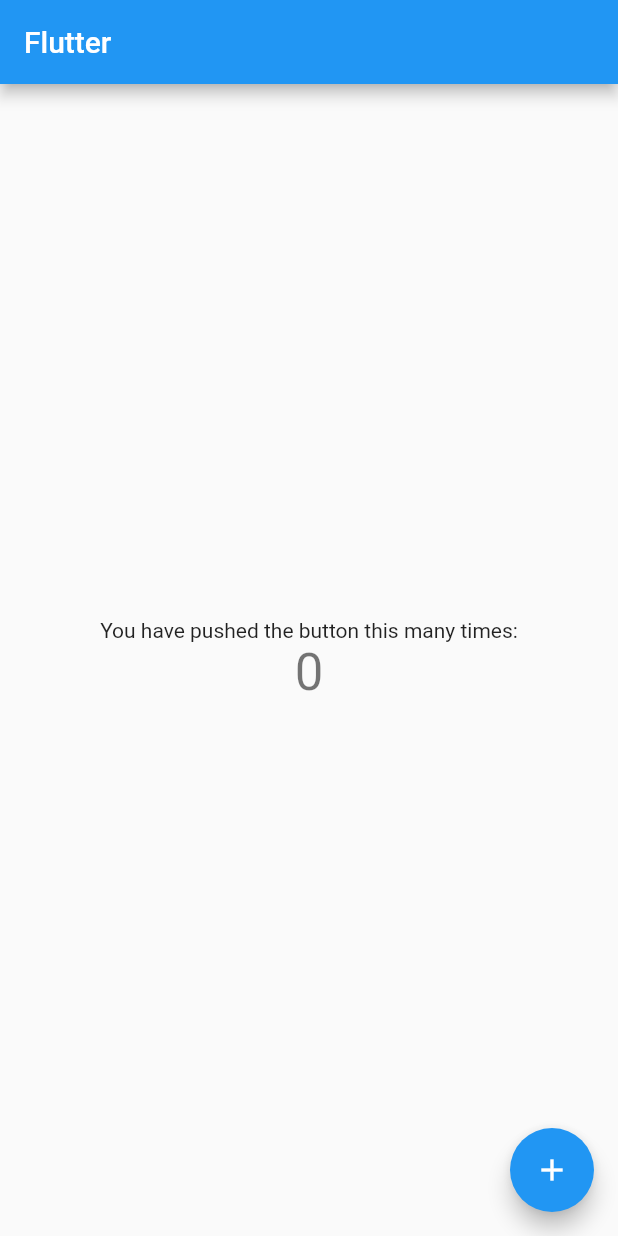
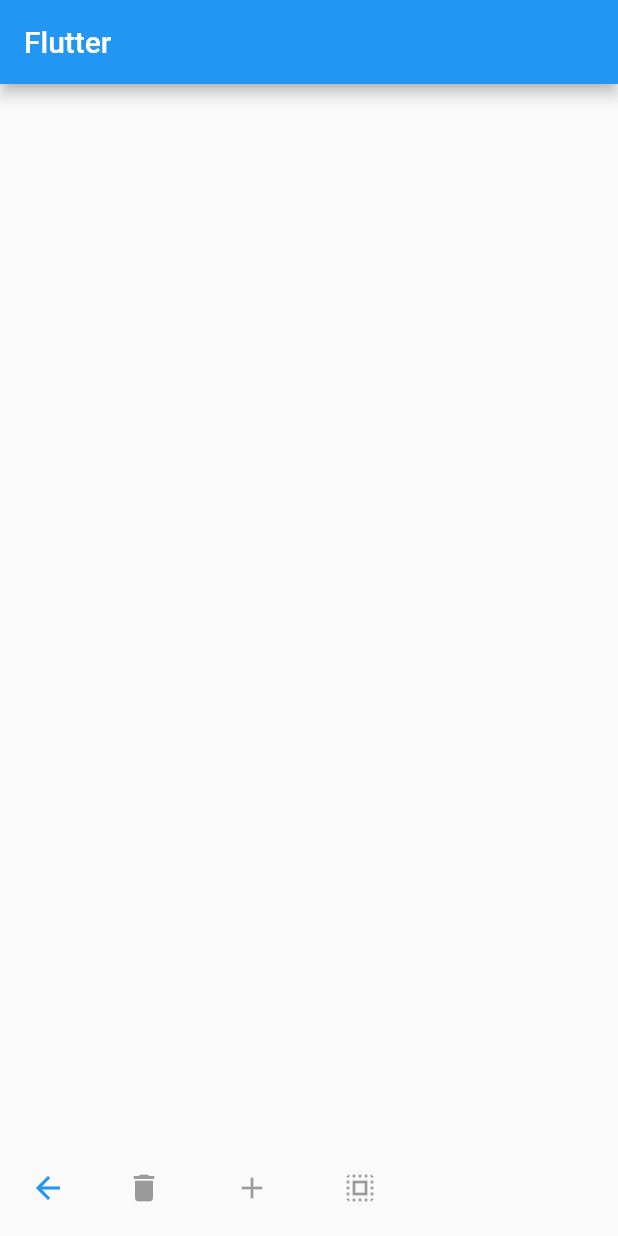
Before and after one commit to Mohammed-Ibrahim99/paint_app, a Flutter app: the screen it shows after launch, on a phone screen of 412 x 824 dp. Run offline on Flutter 3.47's test engine with Material 2 defaults, Android fonts, the phone set to English and light mode, and no system bars; missing offline and left inert: dart:html.

Commit message:
+ Added more buttons

```diff
--- a/lib/main.dart
+++ b/lib/main.dart
@@ -1,3 +1,5 @@
+import 'dart:html';
+
 import 'package:flutter/material.dart';
 
 void main() {
@@ -29,6 +31,7 @@ class MyApp extends StatelessWidget {
   }
 }
 
+
 class MyHomePage extends StatefulWidget {
   const MyHomePage({super.key, required this.title});
 
@@ -48,18 +51,6 @@ class MyHomePage extends StatefulWidget {
 }
 
 class _MyHomePageState extends State<MyHomePage> {
-  int _counter = 0;
-
-  void _incrementCounter() {
-    setState(() {
-      // This call to setState tells the Flutter framework that something has
-      // changed in this State, which causes it to rerun the build method below
-      // so that the display can reflect the updated values. If we changed
-      // _counter without calling setState(), then the build method would not be
-      // called again, and so nothing would appear to happen.
-      _counter++;
-    });
-  }
 
   @override
   Widget build(BuildContext context) {
@@ -75,10 +66,10 @@ class _MyHomePageState extends State<MyHomePage> {
         // the App.build method, and use it to set our appbar title.
         title: Text(widget.title),
       ),
-      body: Center(
+      body: Row(
         // Center is a layout widget. It takes a single child and positions it
         // in the middle of the parent.
-        child: Column(
+        children: [Column(
           // Column is also a layout widget. It takes a list of children and
           // arranges them vertically. By default, it sizes itself to fit its
           // children horizontally, and tries to be as tall as its parent.
@@ -93,23 +84,49 @@ class _MyHomePageState extends State<MyHomePage> {
           // center the children vertically; the main axis here is the vertical
           // axis because Columns are vertical (the cross axis would be
           // horizontal).
-          mainAxisAlignment: MainAxisAlignment.center,
-          children: <Widget>[
-            const Text(
-              'You have pushed the button this many times:',
-            ),
-            Text(
-              '$_counter',
-              style: Theme.of(context).textTheme.headline4,
-            ),
+          crossAxisAlignment: CrossAxisAlignment.start,
+          mainAxisAlignment: MainAxisAlignment.end,
+
+          children: const <Widget>[
+            ButtonBar(
+              alignment: MainAxisAlignment.spaceBetween,
+              children: [
+                Expanded(
+                  child: BackButton(
+                  color: Colors.blue,
+                  onPressed: null,
+                ),
+                ),
+                Expanded(child:
+                TextButton(
+                    onPressed: null,
+                    child: Icon(Icons.delete)
+                ),
+                ),
+                Expanded(child:
+                TextButton(
+                    onPressed: null,
+                    child: Icon(Icons.add)
+                ),
+                ),
+                Expanded(child:
+                TextButton(
+                    onPressed: null,
+                    child: Icon(Icons.select_all)
+                ),
+                ),
+              ],
+            )
           ],
         ),
+      ],
       ),
-      floatingActionButton: FloatingActionButton(
-        onPressed: _incrementCounter,
-        tooltip: 'Increment',
-        child: const Icon(Icons.add),
-      ), // This trailing comma makes auto-formatting nicer for build methods.
-    );
+      // This trailing comma makes auto-formatting nicer for build methods
+      // endDrawer: FloatingActionButton(
+      //   onPressed: _incrementCounter,
+      //   tooltip: 'Increment',
+      //   child: const Icon(Icons.delete),
+      // ),
+      );
   }
 }
```
